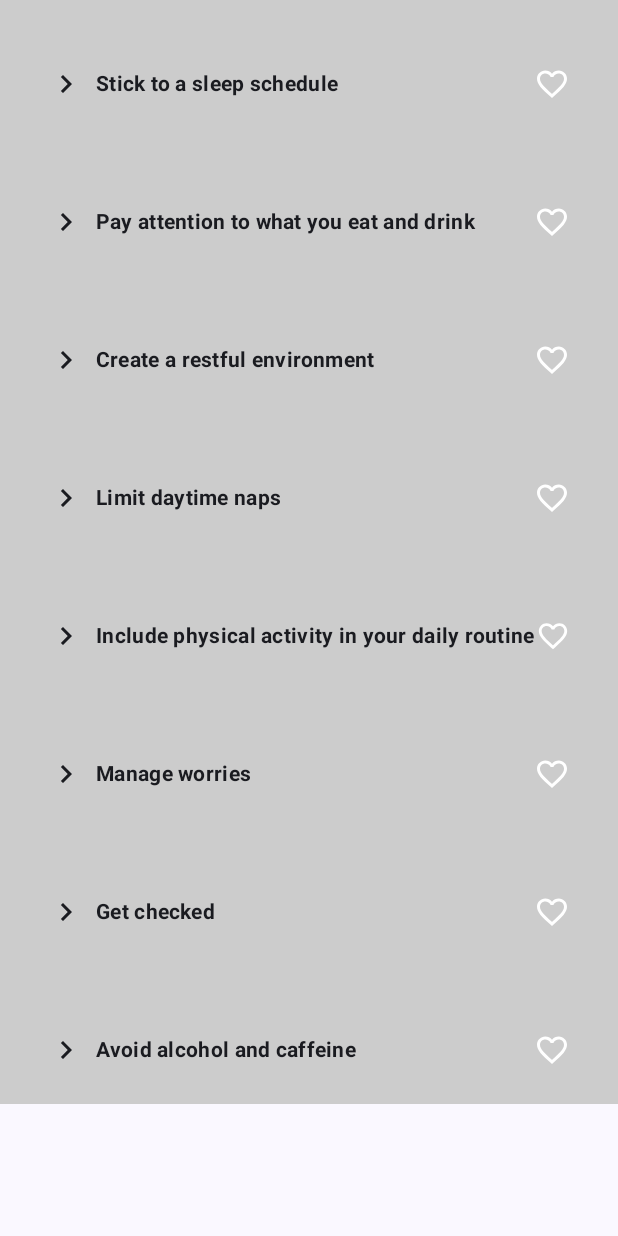
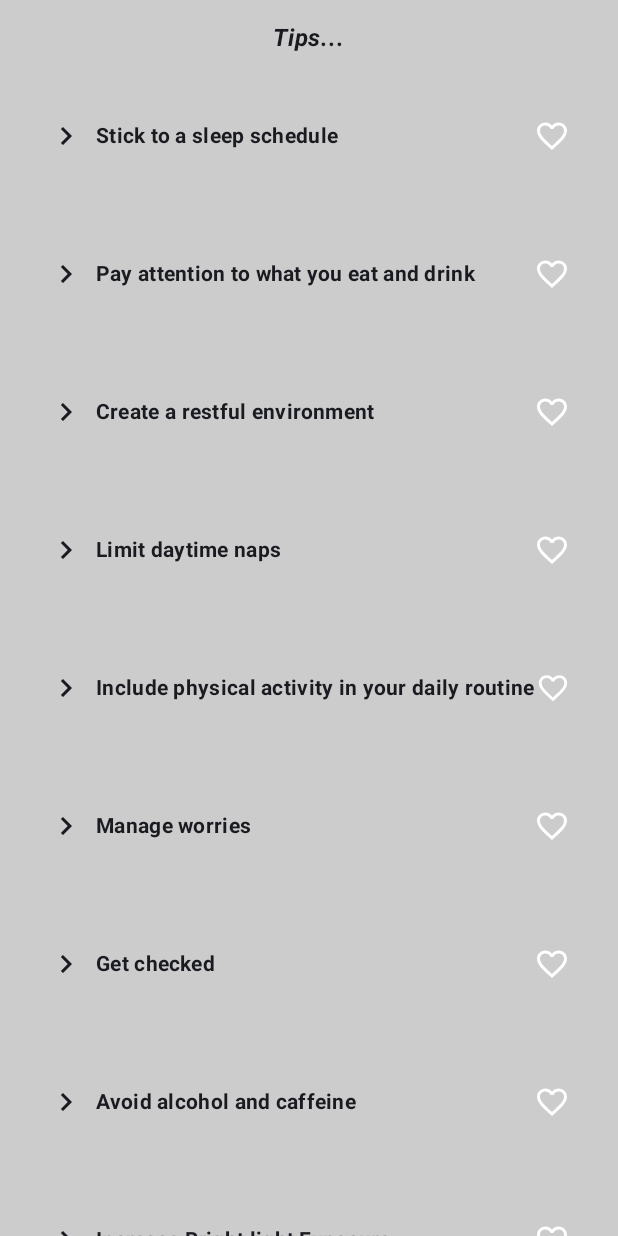
Before and after one commit to grishhh-29/CS639_Final_Project, an Android app built with Jetpack Compose: the composable SleepTipsScreen shown on its own in the app's theme, on a phone screen of 412 x 824 dp. Run offline under Robolectric (Android 15) with nearby library versions, the light colour scheme and no system bars.

Commit message:
Headspace New Functionalities Added

```diff
--- a/FinalProject/app/src/main/java/com/example/finalproject/headspace/CalmingSounds.kt
+++ b/FinalProject/app/src/main/java/com/example/finalproject/headspace/CalmingSounds.kt
@@ -163,6 +163,9 @@
                     mediaPlayer.prepare()
                     mediaPlayer.start()
                 }
+                HeadspaceScore.setScore(HeadspaceScore.getScore() + 5)
+                val currentScore = HeadspaceScore.getScore()
+                ScoreInSharedPreferences.addScoreToSharedPreferences(context,currentScore)
             },
             modifier = Modifier.size(64.dp)
         ) {
@@ -176,8 +179,6 @@
     }
 }
 
-
-
 private fun navigateToHeadSpaceHome(context: Context) {
     val intent = Intent(context, HeadSpaceHome::class.java).apply {
         flags = Intent.FLAG_ACTIVITY_NEW_TASK or Intent.FLAG_ACTIVITY_CLEAR_TASK
--- a/FinalProject/app/src/main/java/com/example/finalproject/headspace/ExerciseActivity.kt
+++ b/FinalProject/app/src/main/java/com/example/finalproject/headspace/ExerciseActivity.kt
@@ -149,6 +149,9 @@
                 val currentDate = LocalDate.now()
                 val workoutDateManager = WorkoutDateManager(context) // Pass the appropriate context here
                 workoutDateManager.addWorkoutDate(currentDate)
+                HeadspaceScore.setScore(HeadspaceScore.getScore() + 10)
+                val currentScore = HeadspaceScore.getScore()
+                ScoreInSharedPreferences.addScoreToSharedPreferences(context,currentScore)
             }
         }
 
--- a/FinalProject/app/src/main/java/com/example/finalproject/headspace/SleepTipsActivity.kt
+++ b/FinalProject/app/src/main/java/com/example/finalproject/headspace/SleepTipsActivity.kt
@@ -33,9 +33,7 @@
 import androidx.compose.ui.platform.LocalContext
 import androidx.compose.ui.text.font.FontStyle
 import androidx.compose.ui.text.font.FontWeight
-import androidx.compose.ui.text.style.TextDecoration
 import androidx.compose.ui.unit.dp
-
 
 
 class SleepTipsActivity : ComponentActivity() {
@@ -61,24 +59,36 @@
         "Include physical activity in your daily routine" to "Regular physical activity can promote better sleep. However, avoid being active too close to bedtime. Spending time outside every day might be helpful, too.",
         "Manage worries" to "Try to resolve your worries or concerns before bedtime. Jot down what's on your mind and then set it aside for tomorrow. Stress management might help. Start with the basics, such as getting organized, setting priorities, and delegating tasks. Meditation also can ease anxiety.",
         "Get checked" to "An urge to move your legs, snoring, and a burning pain in your stomach, chest, or throat are symptoms of three common sleep disrupters—restless legs syndrome, sleep apnea, and gastroesophageal reflux disease or GERD. If these symptoms are keeping you up at night or making you sleepy during the day, see your doctor for an evaluation.",
-        "Avoid alcohol and caffeine" to "If you do have a snack before bed, wine and chocolate shouldn't be part of it. Chocolate contains caffeine, which is a stimulant. Surprisingly, alcohol has a similar effect. It makes you a little sleepy, but it's actually a stimulant and it disrupts sleep during the night. Also stay away from anything acidic (such as citrus fruits and juices) or spicy, which can give you heartburn."
+        "Avoid alcohol and caffeine" to "If you do have a snack before bed, wine and chocolate shouldn't be part of it. Chocolate contains caffeine, which is a stimulant. Surprisingly, alcohol has a similar effect. It makes you a little sleepy, but it's actually a stimulant and it disrupts sleep during the night. Also stay away from anything acidic (such as citrus fruits and juices) or spicy, which can give you heartburn.",
+        "Increase Bright light Exposure" to "Your body has a natural time-keeping clock known as your circadian rhythm. It affects your brain, body, and hormones, helping you stay awake and telling your body when it’s time to sleep. Natural sunlight or bright light during the day helps keep your circadian rhythm healthy. This improves daytime energy, as well as nighttime sleep quality and duration.In people with insomnia, daytime bright light exposure improved sleep quality and durationTrusted Source. It also reduced the time it took to fall asleep by 83%. A similar study in older adults found that 2 hoursTrusted Source of bright light exposure during the day increased the amount of sleep by 2 hours and sleep efficiency by 80%",
+        "Reduce blue light exposure" to "Exposure to light during the day is beneficial, but nighttime light exposure has the opposite effect.Blue light — which electronic devices like smartphones and computers emit in large amounts — is the worst in this regard.\n" +
+                "There are several popular methods you can use to reduce nighttime blue light exposure. These include:\n" +
+                "I) Wear glasses that block blue light.\n" +
+                "II) Download an app such as f.lux to block blue light on your laptop or computer.\n" +
+                "III) Install an app that blocks blue light on your smartphone. These are available for both iPhones and Android models.\n" +
+                "IV) Stop watching TV and turn off any bright lights 2 hours before heading to bed.",
+        "Take a melatonin supplement" to "Melatonin is a key sleep hormoneTrusted Source that tells your brain when it’s time to relax and head to bed. Melatonin supplements are an extremely popular sleep aid. Often used to treat insomniaTrusted Source, melatonin may be one of the easiest ways to fall asleep faster. In one study, taking 2 mg of melatonin before bed improved sleep quality and energy the next day and helped people fall asleep faster.",
+        "Set room temperature" to "Body and bedroom temperature can also profoundly affect sleep quality. As you may have experienced during the summer or in hot locations, it can be very hard to get a good night’s sleep when it’s too warm. One studyTrusted Source found that bedroom temperature affected sleep quality more than external noise. Other studiesTrusted Source reveal that increased body and bedroom temperature can decrease sleep quality and increase wakefulness. Around 70°F (20°C) seems to be a comfortable temperature for most people, although it depends on your preferences and habits"
     )
-    /*Column(
-        verticalArrangement = Arrangement.Top,
-        horizontalAlignment = Alignment.CenterHorizontally
-    ){
-
-    }*/
+    Column(
+        modifier = Modifier
+            .background(Color.LightGray)
+    ) {
+        Box(modifier = Modifier.fillMaxWidth()) {
             Text(
                 text = "Tips...",
                 style = MaterialTheme.typography.bodyLarge,
                 fontWeight = FontWeight.Bold,
                 fontStyle = FontStyle.Italic,
-        modifier = Modifier.padding(start = 8.dp)
+                modifier = Modifier
+                    .align(Alignment.Center)
+                    .padding(top = 16.dp)
             )
+        }
         LazyColumn {
             items(tips) { (title, content) ->
                 ExpandableTipSection(title = title, content = content)
+            }
         }
     }
 }
@@ -88,19 +98,18 @@
     var expanded by remember { mutableStateOf(false) }
     var bookmarked by remember { mutableStateOf(false) }
     val context = LocalContext.current
-    val sharedPreferences = context.getSharedPreferences(
+    /*val sharedPreferences = context.getSharedPreferences(
         "FavoriteTips",
         Context.MODE_PRIVATE
     )
 
-    val tipKey = "Tip_$title"
+    val tipKey = "Tip_$title"*/
 
     // Load the favorite status from SharedPreferences
-    bookmarked = sharedPreferences.getBoolean(tipKey, false)
+    //bookmarked = sharedPreferences.getBoolean(tipKey, false)
 
     Column(
         modifier = Modifier
-            .background(Color.LightGray)
             .padding(horizontal = 16.dp, vertical = 8.dp)
     ) {
         Spacer(modifier = Modifier.height(20.dp))
@@ -127,7 +136,13 @@
                     onClick = {
                         bookmarked = !bookmarked
                         // Save the favorite status to SharedPreferences
-                        sharedPreferences.edit().putBoolean(tipKey, bookmarked).apply()
+                        //sharedPreferences.edit().putBoolean(tipKey, bookmarked).apply()
+                        // Increment the Headspace score by 10 if the content is marked as favorite
+                        if (bookmarked) {
+                            HeadspaceScore.setScore(HeadspaceScore.getScore() + 10)
+                            val currentScore = HeadspaceScore.getScore()
+                            ScoreInSharedPreferences.addScoreToSharedPreferences(context,currentScore)
+                        }
                     },
                     modifier = Modifier.size(24.dp)
                 ) {
```
Also changed, not shown: FinalProject/app/src/main/java/com/example/finalproject/headspace/HeadSpaceHome.kt (+22 -0 lines), FinalProject/app/src/main/java/com/example/finalproject/headspace/HeadspaceScore.kt (added, +23 -0 lines), FinalProject/app/src/main/java/com/example/finalproject/headspace/MyScore.kt (added, +71 -0 lines), FinalProject/app/src/main/java/com/example/finalproject/headspace/ScoreInSharedPreferences.kt (added, +19 -0 lines), FinalProject/app/src/main/java/com/example/finalproject/headspace/SleepMeditationActivity.kt (added, +106 -0 lines). Lines whose indentation alone changed are shown as unchanged.
